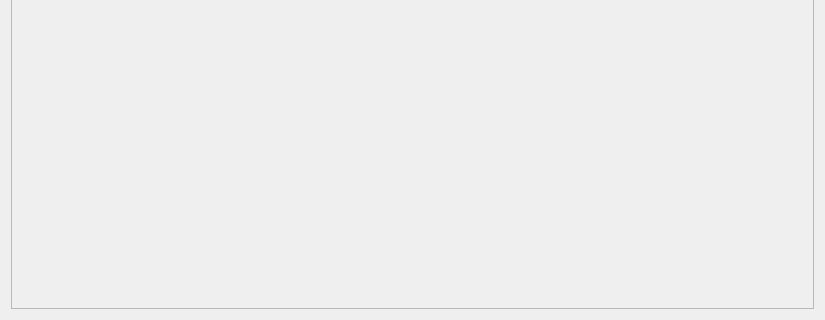
The window that gui/ui/imageviewer.ui (apitrace/apitrace) describes before a commit, drawn with Qt 5; both pictures show x 0 to 825 and y 309 to 629 of the 825 by 629 pixel window.
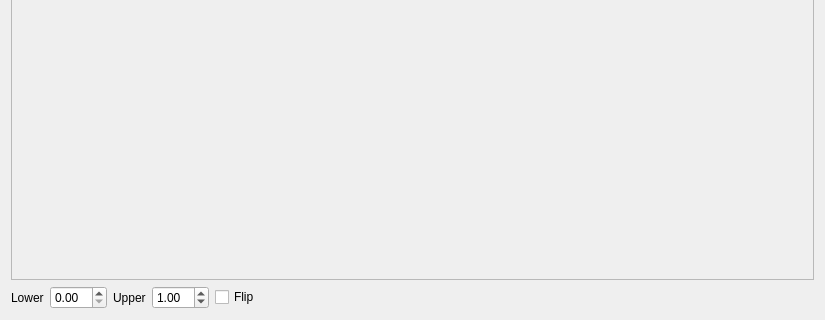
The same window after the commit.

Commit message:
Attempt to allow to control image dynamic range.
For better visualization of depth/stencil images (issue#55), and also to
allow view float/integer images in the future.

Diff of the .ui file:
```diff
--- a/gui/ui/imageviewer.ui
+++ b/gui/ui/imageviewer.ui
@@ -43,6 +43,61 @@
      </widget>
     </widget>
    </item>
+   <item>
+    <layout class="QHBoxLayout" name="horizontalLayout">
+     <item>
+      <widget class="QLabel" name="lowerLabel">
+       <property name="text">
+        <string>Lower</string>
+       </property>
+      </widget>
+     </item>
+     <item>
+      <widget class="QDoubleSpinBox" name="lowerSpinBox">
+       <property name="singleStep">
+        <double>0.050000000000000</double>
+       </property>
+      </widget>
+     </item>
+     <item>
+      <widget class="QLabel" name="upperLabel">
+       <property name="text">
+        <string>Upper</string>
+       </property>
+      </widget>
+     </item>
+     <item>
+      <widget class="QDoubleSpinBox" name="upperSpinBox">
+       <property name="singleStep">
+        <double>0.050000000000000</double>
+       </property>
+       <property name="value">
+        <double>1.000000000000000</double>
+       </property>
+      </widget>
+     </item>
+     <item>
+      <widget class="QCheckBox" name="flipCheckBox">
+       <property name="text">
+        <string>Flip</string>
+       </property>
+      </widget>
+     </item>
+     <item>
+      <spacer name="horizontalSpacer">
+       <property name="orientation">
+        <enum>Qt::Horizontal</enum>
+       </property>
+       <property name="sizeHint" stdset="0">
+        <size>
+         <width>40</width>
+         <height>20</height>
+        </size>
+       </property>
+      </spacer>
+     </item>
+    </layout>
+   </item>
   </layout>
  </widget>
  <resources/>
```
The commit also changes 2 other files.
